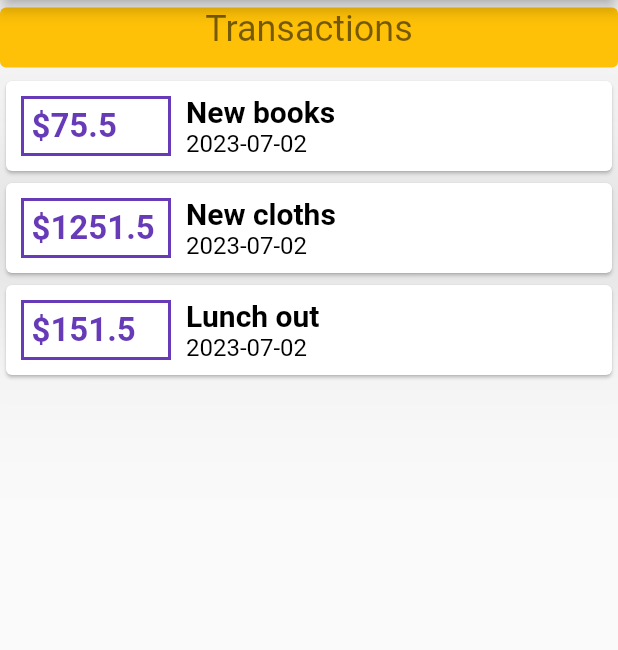
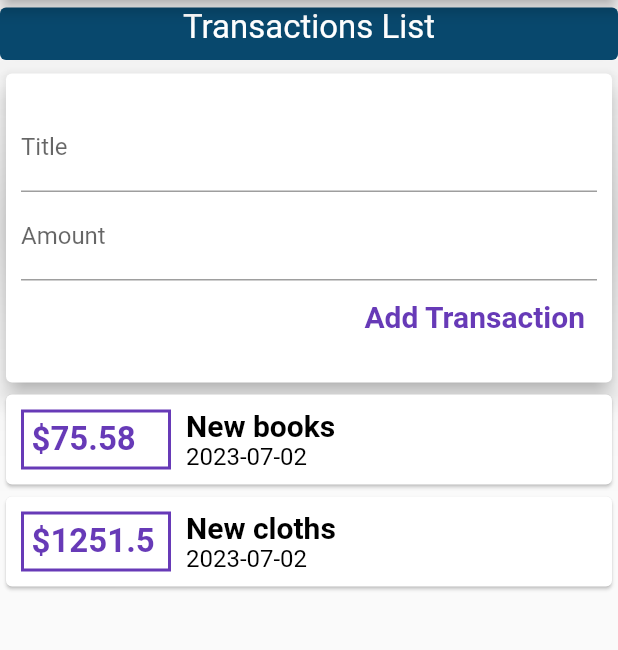
Before and after one commit to RasikaRD/ExpensesApp, a Flutter app: the screen it shows after launch, on a phone screen of 412 x 824 dp, the part 84-734 px from its top. Run offline on Flutter 3.47's test engine with Material 2 defaults, Android fonts, the phone set to English and light mode, and no system bars.

Commit message:
Add transaction inputs

```diff
--- a/lib/main.dart
+++ b/lib/main.dart
@@ -1,20 +1,16 @@
-import 'package:intl/intl.dart';
-import './transaction.dart';
+import './widgets/user_transaction.dart';
 import 'package:flutter/material.dart';
 
 void main() => runApp(MyHomePage());
 
+// ignore: must_be_immutable
 class MyHomePage extends StatelessWidget {
+  // late String titleInput;
+  // late String amountInput;
+  final titleController = TextEditingController();
+  final amountController = TextEditingController();
+
   MyHomePage({super.key});
-
-  final List<Transaction> transaction = [
-    Transaction(
-        id: 't1', amount: 75.5, date: DateTime.now(), title: 'New books'),
-    Transaction(
-        id: 't2', amount: 1251.5, date: DateTime.now(), title: 'New cloths'),
-    Transaction(
-        id: 't3', amount: 151.5, date: DateTime.now(), title: 'Lunch out'),
-  ];
 
   @override
   Widget build(BuildContext context) {
@@ -24,77 +20,32 @@ class MyHomePage extends StatelessWidget {
           appBar: AppBar(
             title: const Text('Daily Expenses'),
           ),
-          body: Column(
-            mainAxisAlignment: MainAxisAlignment.start,
-            crossAxisAlignment: CrossAxisAlignment.center,
-            children: <Widget>[
-              const SizedBox(
+          body: SingleChildScrollView(
+            child: Column(
+              // mainAxisAlignment: MainAxisAlignment.spaceEvenly,
+              crossAxisAlignment: CrossAxisAlignment.start,
+              children: const <Widget>[
+                SizedBox(
                   width: double.infinity,
-                height: 50,
+                  height: 45,
                   child: Card(
-                  color: Colors.amber,
+                    color: Color.fromARGB(255, 8, 72, 109),
                     elevation: 65,
                     margin: EdgeInsets.symmetric(vertical: 5),
                     child: Text(
-                    "Transactions",
+                      "Transactions List",
                       textAlign: TextAlign.center,
                       style: TextStyle(
-                      fontSize: 24,
+                        fontSize: 22,
                         fontWeight: FontWeight.w400,
-                      color: Colors.black54,
+                        color: Colors.white,
                       ),
                     ),
                   ),
                 ),
-              Column(
-                children: transaction.map((tx) {
-                  return Card(
-                    child: Row(
-                      children: <Widget>[
-                        Container(
-                          width: 100,
-                          margin: const EdgeInsets.symmetric(
-                            vertical: 10,
-                            horizontal: 10,
-                          ),
-                          padding: const EdgeInsets.all(5),
-                          decoration: BoxDecoration(
-                              border: Border.all(
-                            color: Colors.deepPurple,
-                            width: 2,
-                          )),
-                          child: Text(
-                            '\$${tx.amount}',
-                            style: const TextStyle(
-                                fontSize: 22,
-                                fontWeight: FontWeight.bold,
-                                color: Colors.deepPurple),
-                          ),
-                        ),
-                        Column(
-                          crossAxisAlignment: CrossAxisAlignment.start,
-                          children: [
-                            Text(tx.title,
-                                style: const TextStyle(
-                                  fontSize: 20,
-                                  fontWeight: FontWeight.bold,
-                                  color: Colors.black,
-                                )),
-                            Text(
-                              DateFormat('yyyy-MM-dd').format(tx.date),
-                                style: const TextStyle(
-                                  fontSize: 16,
-                                  fontWeight: FontWeight.w400,
-                                  color: Colors.black,
-                                )),
-                          ],
-                        )
+               UserTransaction(),
               ],
             ),
-                  );
-                }).toList(),
-              ),
-            ],
           )),
     );
   }
--- /dev/null
+++ b/lib/widgets/new_transaction.dart
@@ -0,0 +1,54 @@
+import 'package:flutter/material.dart';
+
+class NewTransaction extends StatelessWidget {
+  // NewTransaction({super.key});
+  final Function addTx;
+  final titleController = TextEditingController();
+  final amountController = TextEditingController();
+
+  NewTransaction(this.addTx, {super.key});
+
+  @override
+  Widget build(BuildContext context) {
+    return Card(
+      elevation: 6,
+      child: Container(
+        margin: const EdgeInsets.symmetric(vertical: 10),
+        padding: const EdgeInsets.all(10),
+        child: Column(
+          crossAxisAlignment: CrossAxisAlignment.end,
+          children: [
+            TextField(
+              decoration: const InputDecoration(labelText: 'Title'),
+              controller: titleController,
+              // onChanged: (val) {
+              //   titleInput = val;
+              // },
+            ),
+            TextField(
+              decoration: const InputDecoration(labelText: 'Amount'),
+              controller: amountController,
+              // onChanged: (val) {
+              //   amountInput = val;
+              // },
+            ),
+            TextButton(
+              style: TextButton.styleFrom(
+                foregroundColor: Colors.deepPurple,
+                textStyle: const TextStyle(
+                  fontSize: 20,
+                  fontWeight: FontWeight.w600,
+                ),
+              ),
+              onPressed: () {
+                addTx(
+                    titleController.text, double.parse(amountController.text));
+              },
+              child: const Text('Add Transaction'),
+            )
+          ],
+        ),
+      ),
+    );
+  }
+}
--- /dev/null
+++ b/lib/widgets/transaction_list.dart
@@ -0,0 +1,65 @@
+import 'package:flutter/material.dart';
+import 'package:intl/intl.dart';
+import '../models/transaction.dart';
+
+class TransactionList extends StatelessWidget {
+
+  final List<Transaction> transaction;
+  const TransactionList(this.transaction);
+
+  @override
+  Widget build(BuildContext context) {
+    return SizedBox(
+      height: 400,
+      child: SingleChildScrollView(
+        child: Column(
+          children: transaction.map((tx) {
+            return Card(
+              child: Row(
+                children: <Widget>[
+                  Container(
+                    width: 100,
+                    margin: const EdgeInsets.symmetric(
+                      vertical: 10,
+                      horizontal: 10,
+                    ),
+                    padding: const EdgeInsets.all(5),
+                    decoration: BoxDecoration(
+                        border: Border.all(
+                      color: Colors.deepPurple,
+                      width: 2,
+                    )),
+                    child: Text(
+                      '\$${tx.amount}',
+                      style: const TextStyle(
+                          fontSize: 22,
+                          fontWeight: FontWeight.bold,
+                          color: Colors.deepPurple),
+                    ),
+                  ),
+                  Column(
+                    crossAxisAlignment: CrossAxisAlignment.start,
+                    children: [
+                      Text(tx.title,
+                          style: const TextStyle(
+                            fontSize: 20,
+                            fontWeight: FontWeight.bold,
+                            color: Colors.black,
+                          )),
+                      Text(DateFormat('yyyy-MM-dd').format(tx.date),
+                          style: const TextStyle(
+                            fontSize: 16,
+                            fontWeight: FontWeight.w400,
+                            color: Colors.black,
+                          )),
+                    ],
+                  )
+                ],
+              ),
+            );
+          }).toList(),
+        ),
+      ),
+    );
+  }
+}
--- /dev/null
+++ b/lib/widgets/user_transaction.dart
@@ -0,0 +1,41 @@
+import 'package:flutter/material.dart';
+import 'new_transaction.dart';
+import 'transaction_list.dart';
+import '../models/transaction.dart';
+
+class UserTransaction extends StatefulWidget {
+  const UserTransaction({super.key});
+
+  @override
+  State<UserTransaction> createState() => _UserTransactionState();
+}
+
+class _UserTransactionState extends State<UserTransaction> {
+  final List<Transaction> _userTransaction = [
+    Transaction(
+        id: 't1', amount: 75.58, date: DateTime.now(), title: 'New books'),
+    Transaction(
+        id: 't2', amount: 1251.5, date: DateTime.now(), title: 'New cloths'),
+  ];
+  void _addNewTransaction(String txTitle, double txAmount) {
+    final newtx = Transaction(
+      id: DateTime.now().toString(),
+      amount: txAmount,
+      date: DateTime.now(),
+      title: txTitle,
+    );
+    setState(() {
+      _userTransaction.add(newtx);
+    });
+  }
+
+  @override
+  Widget build(BuildContext context) {
+    return Column(
+      children: <Widget>[
+        NewTransaction(_addNewTransaction),
+        TransactionList(_userTransaction),
+      ],
+    );
+  }
+}
```
Also changed, not shown: lib/models/transaction.dart (renamed from lib/transaction.dart), 1 other file. Lines whose indentation alone changed are shown as unchanged.
